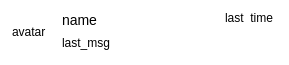
Qt form Stack/Chat/chatfrienditem.ui (duqingnian/DiskClient) before a commit.
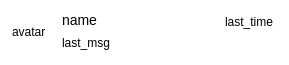
The same form after that commit.

```diff
--- a/Stack/Chat/chatfrienditem.ui
+++ b/Stack/Chat/chatfrienditem.ui
@@ -77,10 +77,10 @@
    <widget class="QLabel" name="last_time">
     <property name="geometry">
      <rect>
-      <x>219</x>
+      <x>172</x>
       <y>12</y>
-      <width>54</width>
-      <height>12</height>
+      <width>101</width>
+      <height>20</height>
      </rect>
     </property>
     <property name="text">
```
